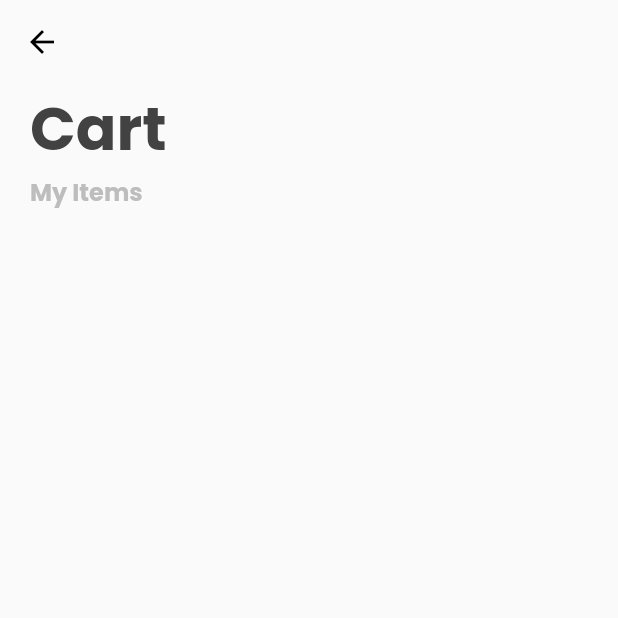
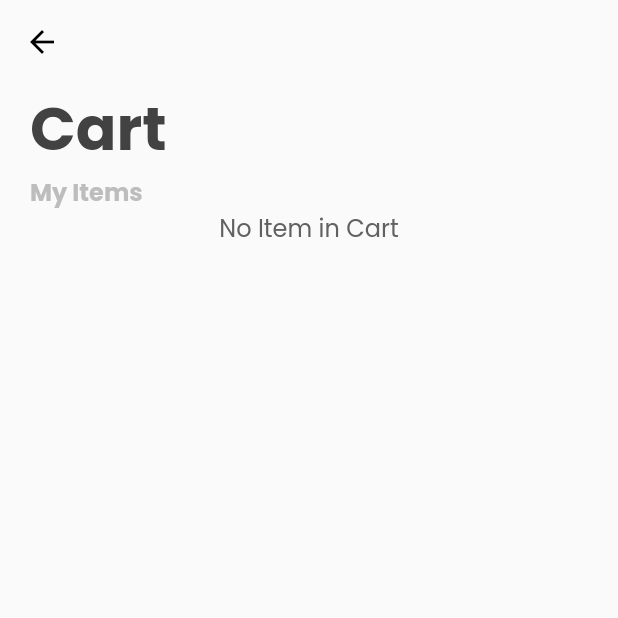
Before and after one commit to ayush-mahawar26/Catalog-App, a Flutter app: the MyCart screen opened by its route, on a phone screen of 412 x 824 dp, the top half of it. Run offline on Flutter 3.47's test engine with Material 2 defaults, Android fonts, the phone set to English and light mode, and no system bars; our stand-ins replace google_fonts; network calls fail.

Commit message:
all Done

```diff
--- a/lib/Widget/product_widget.dart
+++ b/lib/Widget/product_widget.dart
@@ -2,7 +2,6 @@
 
 import 'package:catalog_app/Models/cart_item.dart';
 import 'package:catalog_app/Models/catalog.dart';
-import 'package:catalog_app/pages/catalog_item.dart';
 import 'package:flutter/cupertino.dart';
 import 'package:flutter/material.dart';
 import 'package:flutter/painting.dart';
@@ -77,6 +76,9 @@ class ProductWidget extends StatelessWidget {
                         };
 
                         CartItems(itemToAdd);
+
+                        ScaffoldMessenger.of(context).showSnackBar(
+                            SnackBar(content: Text("Item added to Cart")));
                       },
                       child: Text("+ Add"),
                     )
--- a/lib/main.dart
+++ b/lib/main.dart
@@ -23,7 +23,7 @@ class MyApp extends StatelessWidget {
 
       // Routes -> having all the screen info in App
       routes: {
-        "/": (context) => HomePage(),
+        "/": (context) => LoginPage(),
         "/home": (context) => HomePage(),
         "/login": (context) => LoginPage(),
         "/cart": (context) => MyCart(),
--- a/lib/pages/cart.dart
+++ b/lib/pages/cart.dart
@@ -50,7 +50,8 @@ class _MyCartState extends State<MyCart> {
                 ),
               ),
 
-              Expanded(
+              (CartItems.cartItem.isNotEmpty)
+                  ? Expanded(
                       child: ListView.builder(
                           itemCount: CartItems.cartItem.length,
                           itemBuilder: (context, index) {
@@ -58,6 +59,15 @@ class _MyCartState extends State<MyCart> {
                                 itemForCart: CartItems.cartItem[index]);
                           }),
                     )
+                  : Center(
+                      child: Text(
+                        "No Item in Cart",
+                        style: TextStyle(
+                            color: Colors.grey[700],
+                            fontSize: 16,
+                            fontFamily: GoogleFonts.poppins().fontFamily),
+                      ),
+                    )
             ],
           ),
         ));
--- a/pubspec.yaml
+++ b/pubspec.yaml
@@ -29,11 +29,6 @@ environment:
 dependencies:
   flutter:
     sdk: flutter
-<<<<<<< HEAD
-=======
-  marquee: ^2.2.0
-  badges: ^2.0.1
->>>>>>> addCart
 
 
   # The following adds the Cupertino Icons font to your application.
```
Also changed, not shown: lib/pages/catalog_item.dart (+10 -2 lines), pubspec.lock. Lines whose indentation alone changed are shown as unchanged.
